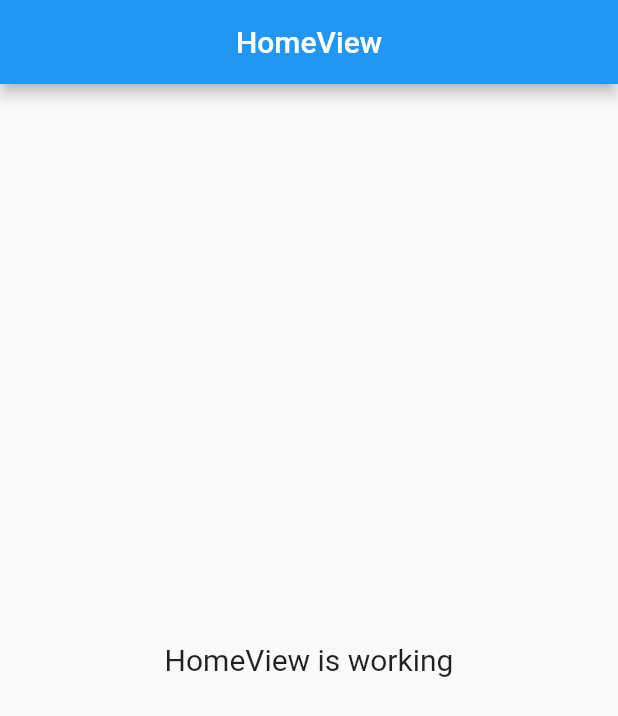
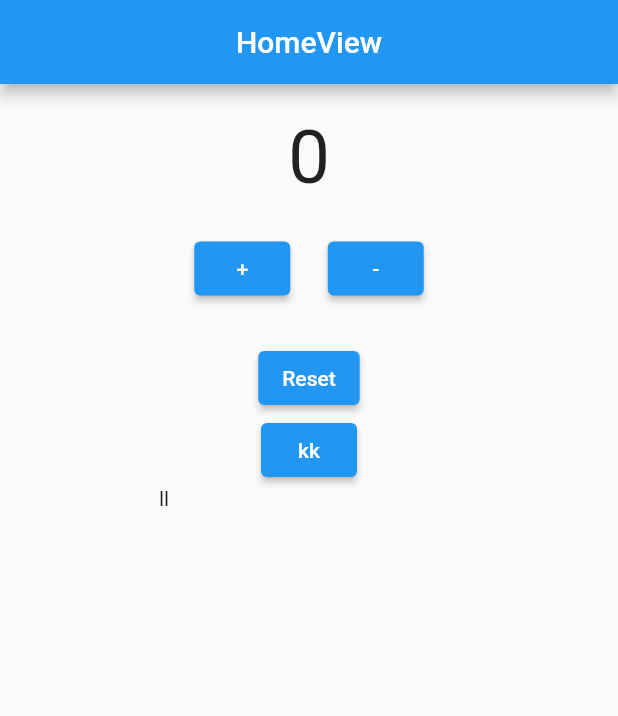
Before and after one commit to CPAD-Gazipur/Counter, a Flutter app: the screen it shows after launch, on a phone screen of 412 x 824 dp. Shown: the top 716 px of the screen. Run offline on Flutter 3.47's test engine with Material 2 defaults, Android fonts, the light colour scheme and no system bars; our stand-ins replace get.

Commit message:
Updated by Yeaseen

```diff
--- a/lib/app/modules/home/controllers/home_controller.dart
+++ b/lib/app/modules/home/controllers/home_controller.dart
@@ -1,20 +1,50 @@
+import 'package:flutter/material.dart';
 import 'package:get/get.dart';
 
 class HomeController extends GetxController {
-  //TODO: Implement HomeController
+  final count = 0.obs;
 
-  final count = 0.obs;
-  @override
-  void onInit() {
-    super.onInit();
+  void increment() {
+    count.value++;
   }
 
-  @override
-  void onReady() {
-    super.onReady();
+  void decrement() {
+    count.value--;
   }
 
-  @override
-  void onClose() {}
-  void increment() => count.value++;
+  void reset() {
+    count.value = 0;
+  }
+
+  static const List<Color> colors = [
+    Colors.red,
+    // Colors.green,
+    Colors.blue,
+    // Colors.yellow,
+    Colors.purple,
+    Colors.orange,
+    Colors.pink,
+    // Colors.teal,
+    // Colors.cyan,
+    Colors.indigo,
+    // Colors.lime,
+    // Colors.amber,
+    // Colors.lightGreen,
+    Colors.deepOrange,
+    // Colors.brown,
+    Colors.grey,
+    Colors.indigoAccent,
+    Colors.lightBlue,
+    Colors.deepPurple,
+    Colors.blueAccent,
+    // Colors.greenAccent,
+    Colors.redAccent,
+    // Colors.yellowAccent,
+    Colors.orangeAccent,
+    // Colors.pinkAccent,
+    // Colors.tealAccent,
+    // Colors.cyanAccent,
+    // Colors.black,
+    // Colors.white,
+  ];
 }
--- a/lib/app/modules/home/views/home_view.dart
+++ b/lib/app/modules/home/views/home_view.dart
@@ -1,6 +1,9 @@
+import 'dart:ui';
+
 import 'package:flutter/material.dart';
 
 import 'package:get/get.dart';
+import 'package:sound/app/modules/home/views/sura_list_view.dart';
 
 import '../controllers/home_controller.dart';
 
@@ -12,10 +15,65 @@ class HomeView extends GetView<HomeController> {
         title: Text('HomeView'),
         centerTitle: true,
       ),
-      body: Center(
-        child: Text(
-          'HomeView is working',
-          style: TextStyle(fontSize: 20),
+      body: Padding(
+        padding: const EdgeInsets.all(20.0),
+        child: Column(
+          children: [
+            Obx(
+              () => Text(
+                controller.count.value.toString(),
+                style: TextStyle(fontSize: 50),
+              ),
+            ),
+            SizedBox(
+              height: 20,
+            ),
+            Center(
+              child: Row(
+                mainAxisAlignment: MainAxisAlignment.center,
+                children: [
+                  ElevatedButton(
+                    onPressed: () {
+                      controller.increment();
+                    },
+                    child: Text(
+                      "+",
+                    ),
+                  ),
+                  SizedBox(
+                    width: 25,
+                  ),
+                  ElevatedButton(
+                    onPressed: () {
+                      controller.decrement();
+                    },
+                    child: Text(
+                      "-",
+                    ),
+                  ),
+                ],
+              ),
+            ),
+            SizedBox(
+              height: 25,
+            ),
+            ElevatedButton(
+              onPressed: () {
+                controller.reset();
+              },
+              child: Text("Reset"),
+            ),
+            ElevatedButton(
+                onPressed: () {
+                  Get.to(SuraListView());
+                },
+                child: Text("kk")),
+            Container(
+              height: 200,
+              width: 200,
+              child: Text("ll"),
+            ),
+          ],
         ),
       ),
     );
--- a/lib/app/routes/app_pages.dart
+++ b/lib/app/routes/app_pages.dart
@@ -1,4 +1,5 @@
 import 'package:get/get.dart';
+import 'package:sound/app/modules/home/views/sura_list_view.dart';
 
 import '../modules/home/bindings/home_binding.dart';
 import '../modules/home/views/home_view.dart';
@@ -16,5 +17,10 @@ class AppPages {
       page: () => HomeView(),
       binding: HomeBinding(),
     ),
+    GetPage(
+      name: _Paths.SURALIST,
+      page: () => SuraListView(),
+      // binding: HomeBinding(),
+    ),
   ];
 }
--- a/lib/app/routes/app_routes.dart
+++ b/lib/app/routes/app_routes.dart
@@ -3,10 +3,12 @@ part of 'app_pages.dart';
 
 abstract class Routes {
   Routes._();
+  static const SURALIST = _Paths.SURALIST;
   static const HOME = _Paths.HOME;
 }
 
 abstract class _Paths {
   _Paths._();
+  static const SURALIST = '/suralist';
   static const HOME = '/home';
 }
--- a/lib/main.dart
+++ b/lib/main.dart
@@ -7,6 +7,7 @@ import 'app/routes/app_pages.dart';
 void main() {
   runApp(
     GetMaterialApp(
+      debugShowCheckedModeBanner: false,
       title: "Application",
       initialRoute: AppPages.INITIAL,
       getPages: AppPages.routes,
```
Also changed, not shown: lib/app/modules/home/views/sura_list_view.dart (added, +56 -0 lines).
